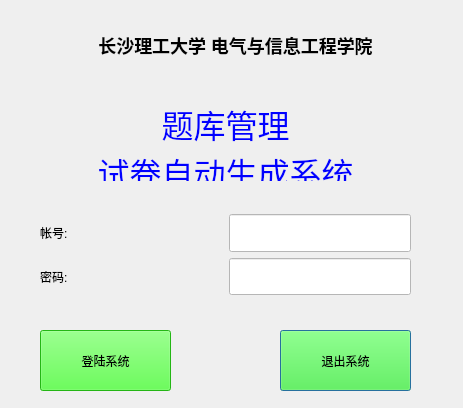
andyhuzhill/PaperGenerator, file logindialog.ui: the form before one commit.
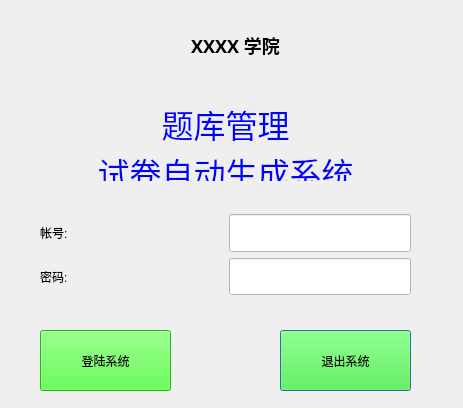
The form after the commit. Icons and pictures are not drawn.

Commit message: remove some text

Diff of the .ui file:
```diff
--- a/logindialog.ui
+++ b/logindialog.ui
@@ -54,7 +54,7 @@
     </font>
    </property>
    <property name="text">
-    <string>&lt;h2&gt; 长沙理工大学 电气与信息工程学院</string>
+    <string>&lt;h2&gt; XXXX 学院</string>
    </property>
    <property name="alignment">
     <set>Qt::AlignCenter</set>
```
The commit also changes 1 other file.
